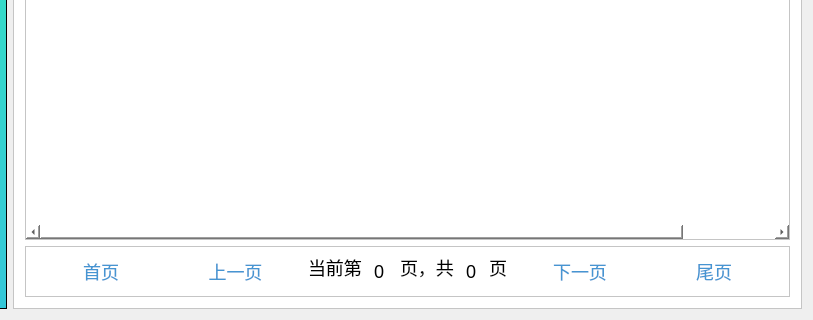
Above: Library/Library/admin_searchbook.ui from BooksOcean/BooksOcean before the change; both pictures show x 304 to 1117 and y 451 to 771 of the 1117 by 771 pixel window. Below: the same form after it.
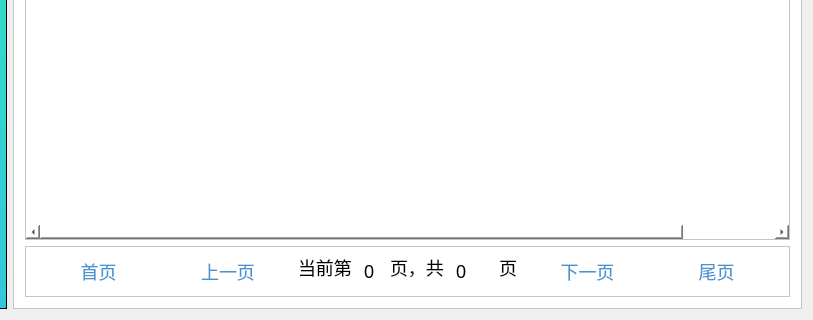
That is the form after the change. Icons and pictures are not drawn.

```diff
--- a/Library/Library/admin_searchbook.ui
+++ b/Library/Library/admin_searchbook.ui
@@ -515,7 +515,7 @@
              </property>
              <property name="maximumSize">
               <size>
-               <width>20</width>
+               <width>40</width>
                <height>16777215</height>
               </size>
              </property>
```
